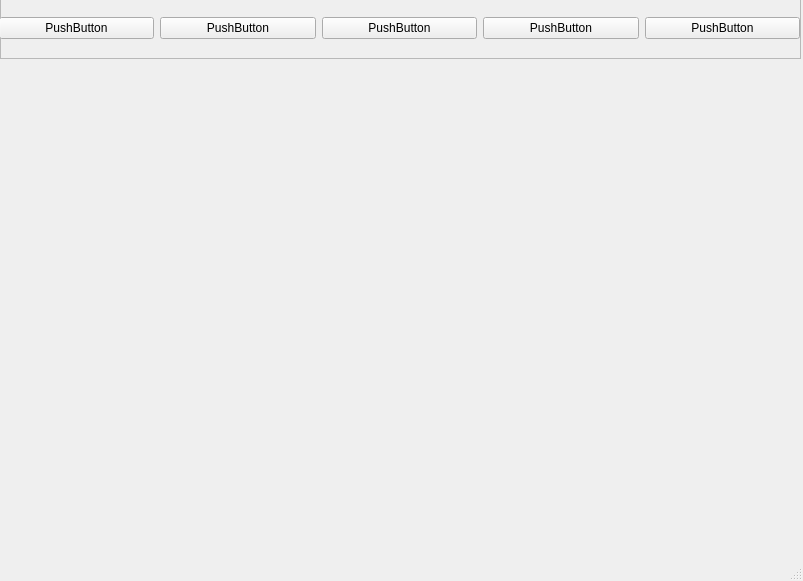
Qt form mainwindow.ui (jakubwrobel2003/projekt-silownia-qt) before a commit.
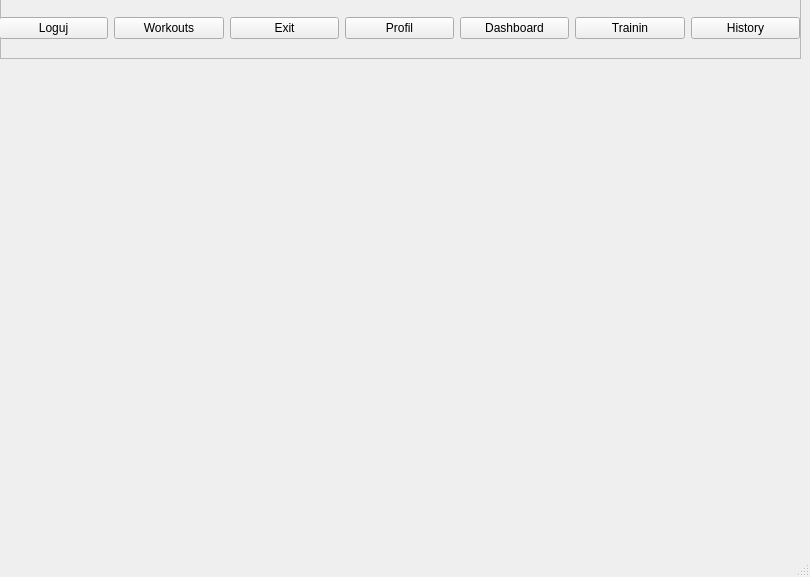
The same form after that commit. The open tabs and pages were chosen to show the change.

Diff of the .ui file:
```diff
--- a/mainwindow.ui
+++ b/mainwindow.ui
@@ -6,8 +6,8 @@
    <rect>
     <x>0</x>
     <y>0</y>
-    <width>803</width>
-    <height>581</height>
+    <width>810</width>
+    <height>577</height>
    </rect>
   </property>
   <property name="windowTitle">
@@ -54,38 +54,52 @@
          </rect>
         </property>
         <layout class="QHBoxLayout" name="horizontalLayout_4">
+         <item>
+          <widget class="QPushButton" name="btnLogin">
+           <property name="text">
+            <string>Loguj</string>
+           </property>
+          </widget>
+         </item>
          <item>
           <widget class="QPushButton" name="btnWorkouts">
            <property name="text">
-            <string>PushButton</string>
+            <string>Workouts</string>
            </property>
           </widget>
          </item>
          <item>
           <widget class="QPushButton" name="btnExit">
            <property name="text">
-            <string>PushButton</string>
+            <string>Exit</string>
            </property>
           </widget>
          </item>
          <item>
           <widget class="QPushButton" name="btnProfile">
            <property name="text">
-            <string>PushButton</string>
+            <string>Profil</string>
            </property>
           </widget>
          </item>
          <item>
           <widget class="QPushButton" name="btnDashboard">
            <property name="text">
-            <string>PushButton</string>
+            <string>Dashboard</string>
+           </property>
+          </widget>
+         </item>
+         <item>
+          <widget class="QPushButton" name="btnTraining">
+           <property name="text">
+            <string>Trainin</string>
            </property>
           </widget>
          </item>
          <item>
           <widget class="QPushButton" name="btnHistory">
            <property name="text">
-            <string>PushButton</string>
+            <string>History</string>
            </property>
           </widget>
          </item>
```
Left out of the diff: 4 changed lines with no effect on the pictures.
